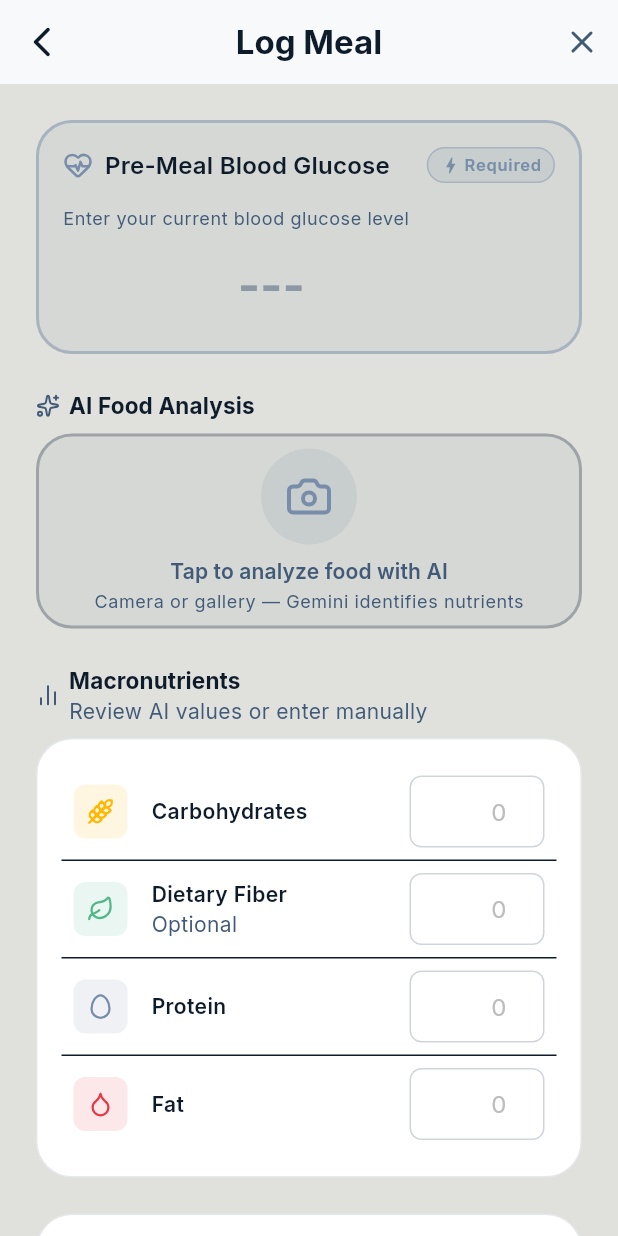
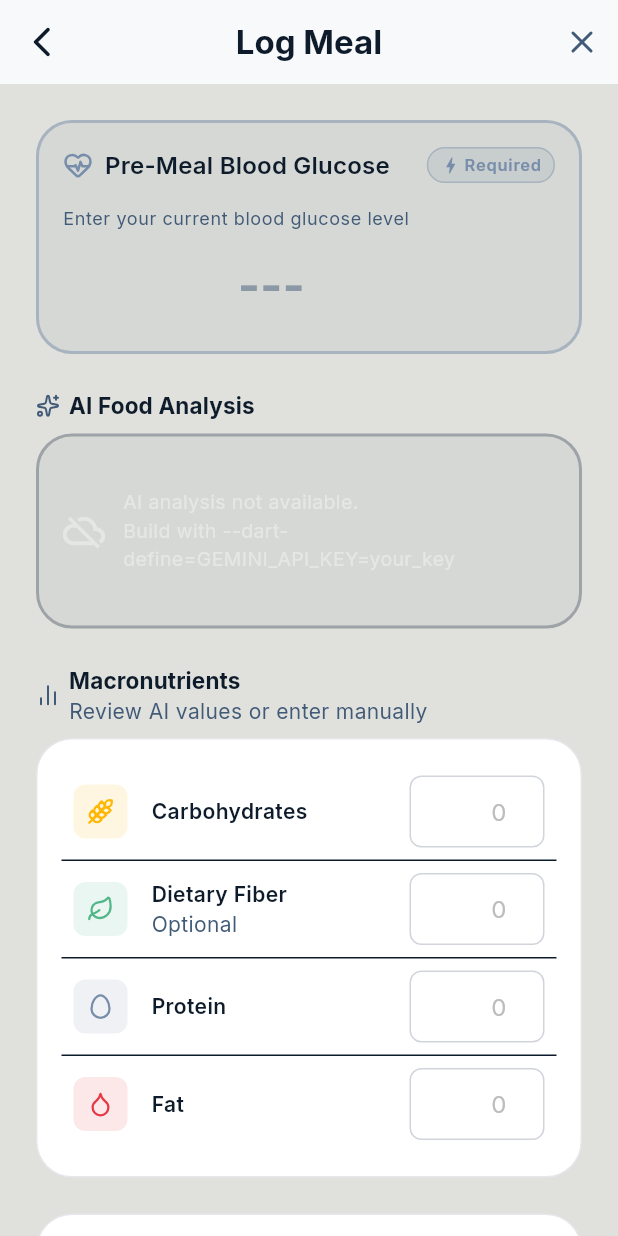
Before and after one commit to joebenberry-afk/Diametrics, a Flutter app: the MealWizardView screen opened by its route, on a phone screen of 412 x 824 dp. Run offline on Flutter 3.47's test engine with Material 3 defaults, Android fonts, the phone set to English and light mode, and no system bars; our stand-ins replace drift, fl_chart, flutter_local_notifications, flutter_riverpod, flutter_secure_storage, freezed_annotation and 13 more; missing offline and left inert: mobile_scanner; accounts and stored records are empty; generated files the repository leaves out were written again.

Commit message:
fix: chip labels visible in dark theme, glucose input limit, graceful AI fallback
Co-Authored-By: Claude Sonnet 4.6 <noreply@anthropic.com>

```diff
--- a/lib/views/logging/meal_wizard_view.dart
+++ b/lib/views/logging/meal_wizard_view.dart
@@ -5,6 +5,7 @@ import 'package:flutter_riverpod/flutter_riverpod.dart';
 import 'package:image_picker/image_picker.dart';
 import 'package:lucide_icons/lucide_icons.dart';
 import '../../config/app_lock_config.dart';
+import '../../config/backend_config.dart';
 import '../../core/theme/app_tokens.dart';
 import '../../repositories/user_repository.dart';
 import '../../src/core/di/injection.dart';
@@ -429,7 +430,7 @@ class _MealWizardViewState extends ConsumerState<MealWizardView> {
                     keyboardType:
                         const TextInputType.numberWithOptions(decimal: true),
                     inputFormatters: [
-                      FilteringTextInputFormatter.allow(RegExp(r'^\d{0,3}\.?\d*')),
+                      FilteringTextInputFormatter.allow(RegExp(r'^\d{0,3}\.?\d{0,1}$')),
                     ],
                     textAlign: TextAlign.center,
                     style: theme.textTheme.headlineLarge?.copyWith(
@@ -455,7 +456,11 @@ class _MealWizardViewState extends ConsumerState<MealWizardView> {
                     onChanged: (val) {
                       final parsed = double.tryParse(val);
                       if (parsed != null && parsed > 0) {
-                        viewModel.setPreMealGlucose(parsed);
+                        final isMmol = _preferredGlucoseUnit == 'mmol/L';
+                        final max = isMmol ? 33.3 : 600.0;
+                        if (parsed <= max) {
+                          viewModel.setPreMealGlucose(parsed);
+                        }
                       }
                     },
                   ),
@@ -764,7 +769,31 @@ class _MealWizardViewState extends ConsumerState<MealWizardView> {
       );
     }
 
-    // Default: tap to analyze
+    // Default: tap to analyze (or disabled state when AI not available)
+    final bool aiAvailable =
+        BackendConfig.isConfigured || BackendConfig.isDirectGeminiEnabled;
+
+    if (!aiAvailable) {
+      return Container(
+        height: 130,
+        padding: const EdgeInsets.all(AppThemeTokens.spaceMd),
+        decoration: base,
+        child: const Row(
+          mainAxisAlignment: MainAxisAlignment.center,
+          children: [
+            Icon(Icons.cloud_off, color: Colors.white38, size: 28),
+            SizedBox(width: 12),
+            Expanded(
+              child: Text(
+                'AI analysis not available.\nBuild with --dart-define=GEMINI_API_KEY=your_key',
+                style: TextStyle(color: Colors.white38, fontSize: 13),
+              ),
+            ),
+          ],
+        ),
+      );
+    }
+
     return InkWell(
       borderRadius: BorderRadius.circular(AppThemeTokens.radiusMd),
       onTap: _showSourceSheet,
```
Also changed, not shown: lib/views/trends/trends_view.dart (+8 -3 lines).
